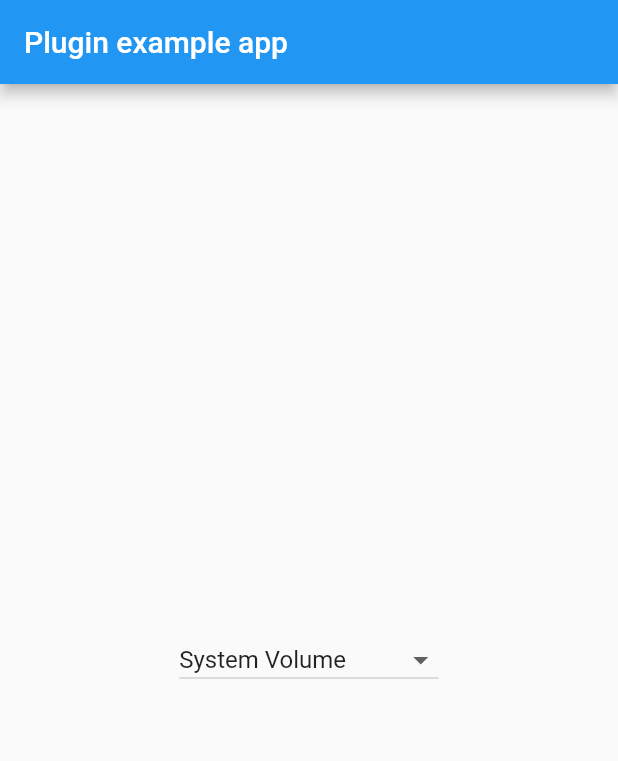
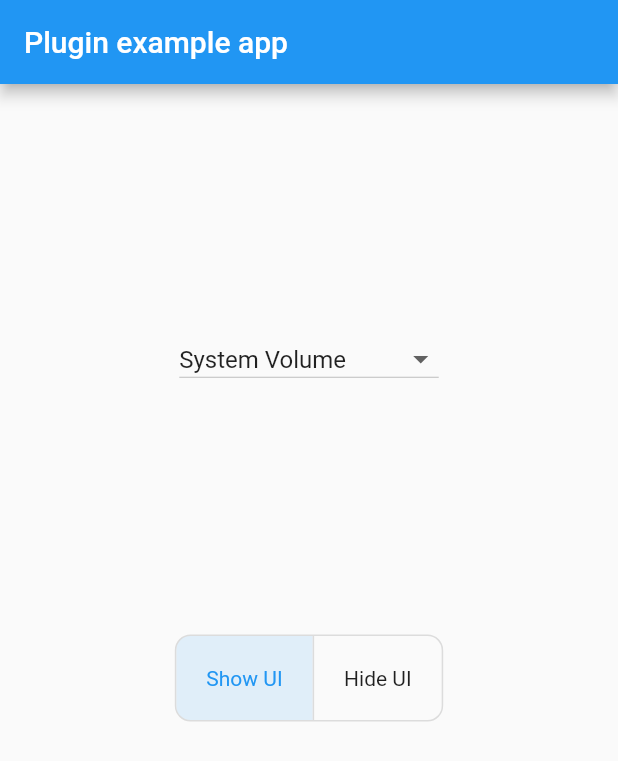
Before and after one commit to Aman-Malhotra/Volume_Flutter, a Flutter app: the screen it shows after launch, on a phone screen of 412 x 824 dp. Shown: the top 761 px of the screen. Run offline on Flutter 3.47's test engine with Material 2 defaults, Android fonts, the phone set to English and light mode, and no system bars; missing offline and left inert: system_shortcuts.

Commit message:
Added option to show and hide system volume UI while updating volume

```diff
--- a/example/lib/main.dart
+++ b/example/lib/main.dart
@@ -12,7 +12,7 @@ class MyApp extends StatefulWidget {
 class _MyAppState extends State<MyApp> {
   AudioManager audioManager;
   int maxVol, currentVol;
-
+  ShowVolumeUI showVolumeUI = ShowVolumeUI.SHOW;
 
   @override
   void initState() {
@@ -35,7 +35,7 @@ class _MyAppState extends State<MyApp> {
   }
 
   setVol(int i) async {
-    await Volume.setVol(i);
+    await Volume.setVol(i, showVolumeUI: showVolumeUI);
   }
 
   @override
@@ -47,7 +47,7 @@ class _MyAppState extends State<MyApp> {
         ),
         body: Center(
           child: Column(
-            mainAxisAlignment: MainAxisAlignment.center,
+            mainAxisAlignment: MainAxisAlignment.spaceEvenly,
             children: <Widget>[
               DropdownButton(
                 value: audioManager,
@@ -86,6 +86,37 @@ class _MyAppState extends State<MyApp> {
                   await Volume.controlVolume(aM);
                 },
               ),
+              ToggleButtons(
+                // renderBorder: false,
+                borderRadius: BorderRadius.all(Radius.circular(10.0)),
+                children: <Widget>[
+                  Padding(
+                    padding: const EdgeInsets.all(20.0),
+                    child: Text(
+                      "Show UI",
+                    ),
+                  ),
+                  Padding(
+                    padding: const EdgeInsets.all(20.0),
+                    child: Text(
+                      "Hide UI",
+                    ),
+                  ),
+                ],
+                isSelected: [
+                  showVolumeUI == ShowVolumeUI.SHOW,
+                  showVolumeUI == ShowVolumeUI.HIDE
+                ],
+                onPressed: (int i){
+                  setState(() {
+                    if(i == 0){
+                      showVolumeUI = ShowVolumeUI.SHOW;
+                    }else if (i == 1){
+                      showVolumeUI = ShowVolumeUI.HIDE;
+                    }
+                  });
+                },
+              ),
               (currentVol != null || maxVol != null)
                   ? Slider(
                       value: currentVol / 1.0,
--- a/lib/volume.dart
+++ b/lib/volume.dart
@@ -2,7 +2,7 @@ import 'dart:async';
 import 'package:flutter/services.dart';
 import 'package:system_shortcuts/system_shortcuts.dart';
 
-/// AudioManager Streams control the type of volume the getVol and setVol fucntion will control.
+/// AudioManager Streams control the type of volume the getVol and setVol function will control.
 enum AudioManager {
   /// Controls the Voice Call volume
   STREAM_VOICE_CALL,
@@ -20,7 +20,15 @@ enum AudioManager {
   STREAM_ALARM,
 
   /// Controls the notification volume
-  STREAM_NOTIFICATION,
+  STREAM_NOTIFICATION
+}
+
+
+enum ShowVolumeUI{
+  /// HIDE System UI while changing volume,
+  SHOW,
+  /// HIDE System UI while changing volume,
+  HIDE
 }
 
 /// You can control VoiceCall, System, Ringer, Media, Alarm, Notification
@@ -35,12 +43,12 @@ enum AudioManager {
 class Volume {
   static const MethodChannel _channel = const MethodChannel('volume');
 
-  /// Pass any AudioManager Stream as a paremeter to this fucntion and the
-  /// volume buttons and setVol ( int ) function will control that particular volume.
+  /// Pass any AudioManager Stream as a parameter to this function and the
+  /// volume buttons and setVol (...) function will control that particular volume.
   static Future<Null> controlVolume(AudioManager audioManager) async {
     Map<String, int> map = <String, int>{};
     map.putIfAbsent("streamType", () {
-      return _getInt(audioManager);
+      return _getStreamInt(audioManager);
     });
     await _channel.invokeMethod('controlVolume', map);
     return null;
@@ -70,37 +78,44 @@ class Volume {
     return vol;
   }
 
-  /// Call this funtion with an integer value to set the volume of the selected
+  /// Call this function with an integer value to set the volume of the selected.
+  /// OPTIONAL PARAMETER [ShowVolumeUI showVolumeUI]
+  /// to show or hide system Volume UI while changing the volume.
   /// AudioManager stream but value should be less then value returned by getMaxVol getter
   ///
   /// Can be implemented as :-
   ///
-  /// await Volume.setVol ( int i );
+  /// await Volume.setVol ( int i, ShowVolumeUI showVolumeUI );
   ///
   /// where value of 'i' is less then Volume.getMaxVol
-  static Future<int> setVol(int i) async {
+  ///
+  /// value of showVolumeUI can have two values [ShowVolumeUI.SHOW] and [ShowVolumeUI.HIDE]
+  static Future<int> setVol(int i, {ShowVolumeUI showVolumeUI = ShowVolumeUI.SHOW}) async {
     Map<String, int> map = <String, int>{};
     map.putIfAbsent("newVol", () {
       return i;
+    });
+    map.putIfAbsent("showVolumeUiFlag", () {
+      return _getShowVolumeUiInt(showVolumeUI);
     });
     int vol = await _channel.invokeMethod('setVol', map);
     return vol;
   }
 
-  /// Press VolumeUp button programatically.
+  /// Press VolumeUp button programmatically.
   /// It returns a null.
   ///
-  /// Implementaion :-
+  /// Implementation :-
   ///
   /// Volume.volUp()
   // static Future<Null> volUp() async{
   //   await SystemShortcuts.volUp();
   // }
 
-  /// Press VolumeDown button programatically.
+  /// Press VolumeDown button programmatically.
   /// It returns a null.
   ///
-  /// Implementaion :-
+  /// Implementation :-
   ///
   /// Volume.volDown()
   // static Future<Null> volDown() async{
@@ -108,7 +123,16 @@ class Volume {
   // }
 }
 
-int _getInt(AudioManager audioManager) {
+int _getShowVolumeUiInt(ShowVolumeUI showVolumeUI){
+  switch(showVolumeUI){
+    case ShowVolumeUI.SHOW:
+      return 1;
+    case ShowVolumeUI.HIDE:
+      return 0;
+  }
+}
+
+int _getStreamInt(AudioManager audioManager) {
   switch (audioManager) {
     case AudioManager.STREAM_VOICE_CALL:
       return 0;
--- a/pubspec.yaml
+++ b/pubspec.yaml
@@ -1,7 +1,7 @@
 
 name: volume
 description: Volume plugin to control device VOLUME (Android only). Pull request for IOS implementation is welcome.
-version: 0.1.3
+version: 0.1.4
 homepage: https://github.com/aman-malhotra-1999/Volume_Flutter.git
 
 environment:
```
Also changed, not shown: 6 other files.
